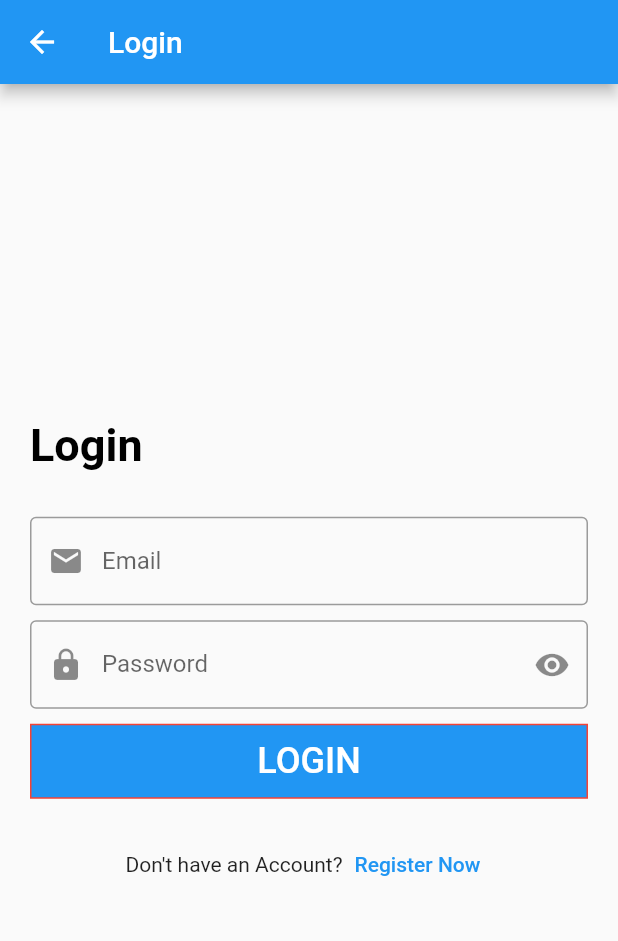
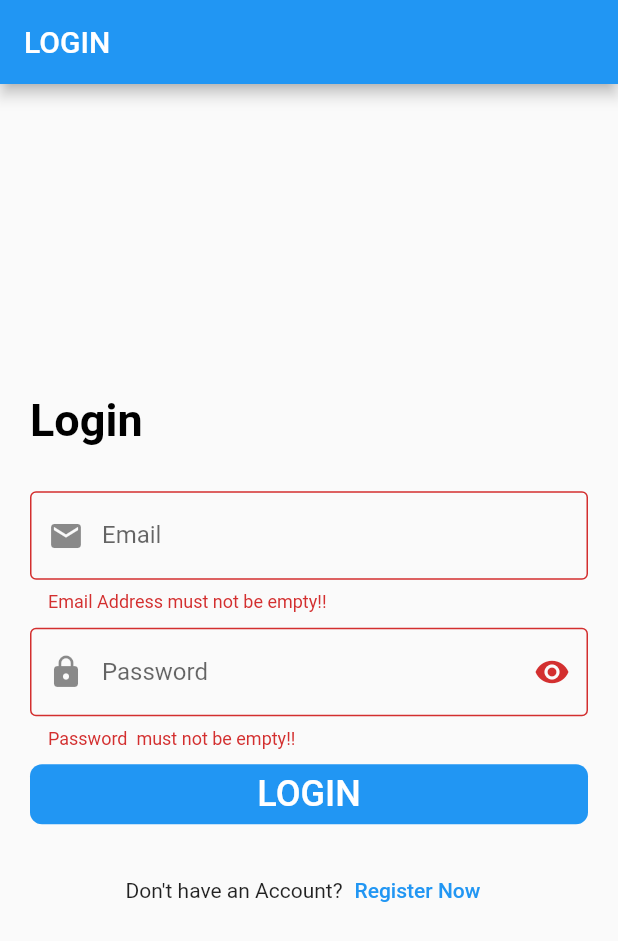
Before and after one commit to essameldeen/Flutter_App, a Flutter app: the LoginScreen screen opened directly, after a tap on "LOGIN", on a phone screen of 412 x 824 dp. Shown: the top 941 px of the screen. Run offline on Flutter 3.47's test engine with Material 2 defaults, Android fonts, the phone set to English and light mode, and no system bars.

Commit message:
struct file , make component reusable

```diff
--- a/lib/login_screen.dart
+++ /dev/null
@@ -1,94 +0,0 @@
-import 'package:flutter/material.dart';
-
-class LoginScreen extends StatelessWidget {
-  var emailController = TextEditingController();
-  var passwordController = TextEditingController();
-  @override
-  Widget build(BuildContext context) {
-    return Scaffold(
-      appBar: AppBar(
-        title: Text("Login"),
-      ),
-      body: Padding(
-        padding: const EdgeInsets.all(20.0),
-        child: Center(
-          child: SingleChildScrollView(
-
-            child: Column(
-              crossAxisAlignment: CrossAxisAlignment.start,
-              children: [
-                const Text(
-                  "Login",
-                  style: TextStyle(
-                    color: Colors.black,
-                    fontSize: 30.0,
-                    fontWeight: FontWeight.bold,
-                  ),
-                ),
-                const SizedBox(
-                  height:30.0,
-                ),
-                TextFormField(
-                  controller: emailController,
-                  keyboardType: TextInputType.emailAddress,
-                  onFieldSubmitted: (value) {
-                    print(value);
-                  },
-                  decoration: const InputDecoration(
-                    hintText: 'Enter your Email ',
-                    labelText: "Email",
-                    border: OutlineInputBorder(),
-                    prefixIcon: Icon(Icons.email),
-                  ),
-                ),
-                const SizedBox(
-                  height: 10.0,
-                ),
-                TextFormField(
-                  controller: passwordController,
-                  keyboardType: TextInputType.visiblePassword,
-                  obscureText: true,
-                  decoration: const InputDecoration(
-                      hintText: 'Enter your Password ',
-                      labelText: "Password",
-                      prefixIcon: Icon(Icons.lock),
-                      suffixIcon: Icon(Icons.remove_red_eye),
-                      border: OutlineInputBorder()),
-                ),
-                const SizedBox(
-                  height: 10.0,
-                ),
-                Container(
-                  width: double.infinity,
-                  decoration: BoxDecoration(
-                    border: Border.all(color: Colors.red),
-                    color: Colors.blue,
-                  ),
-                  child: MaterialButton(
-                    onPressed: () {
-                      print(emailController.text);
-                      print(passwordController.text);
-                    },
-                    child: const Text(
-                      "LOGIN",
-                      style: TextStyle(color: Colors.white, fontSize: 24.0),
-                    ),
-                  ),
-                ),
-                const SizedBox(
-                  height: 20.0,
-                ),
-                Row(
-                  mainAxisAlignment: MainAxisAlignment.center,
-                  children:  [
-                  const Text("Don't have an Account?",),
-                    TextButton(onPressed: (){}, child: Text("Register Now"))
-                ],)
-              ],
-            ),
-          ),
-        ),
-      ),
-    );
-  }
-}
--- /dev/null
+++ b/lib/modules/login/login_screen.dart
@@ -0,0 +1,108 @@
+import 'package:app_test/shared/components/components.dart';
+import 'package:flutter/material.dart';
+
+class LoginScreen extends StatefulWidget {
+  @override
+  State<LoginScreen> createState() => _LoginScreenState();
+}
+
+class _LoginScreenState extends State<LoginScreen> {
+  var emailController = TextEditingController();
+
+  var passwordController = TextEditingController();
+
+  var formKey = GlobalKey<FormState>();
+  var isObscure= true;
+
+  @override
+  Widget build(BuildContext context) {
+    return Scaffold(
+      appBar: AppBar(
+        title: const Text("LOGIN"),
+      ),
+      body: Padding(
+        padding: const EdgeInsets.all(20.0),
+        child: Center(
+          child: SingleChildScrollView(
+
+            child: Form(
+              key: formKey ,
+              child: Column(
+                crossAxisAlignment: CrossAxisAlignment.start,
+                children: [
+                  const Text(
+                    "Login",
+                    style: TextStyle(
+                      color: Colors.black,
+                      fontSize: 30.0,
+                      fontWeight: FontWeight.bold,
+                    ),
+                  ),
+                  const SizedBox(
+                    height:30.0,
+                  ),
+
+                  defaultFormField(
+                      controller: emailController
+                      , hint: 'Enter your Email',
+                      label: 'Email',
+                      validator: (value){
+                        if(value?.isEmpty==true){
+                          return "Email Address must not be empty!!";
+                        }
+                        return null;
+                      },
+                      prefixIcon: Icons.email,
+                      textInputType: TextInputType.emailAddress)
+             ,
+                  const SizedBox(
+                    height: 10.0,
+                  ),
+                  defaultFormField(
+                    onEyeClick: (){
+                      setState(() {
+                        isObscure=!isObscure;
+                      });
+                    },
+                    showLock: true,
+                    isPassword: isObscure,
+                    textInputType: TextInputType.visiblePassword,
+                      controller: passwordController,
+                      hint: "Enter your password",
+                      label: "Password",
+                      validator: (value){
+                        if(value?.isEmpty==true){
+                          return "Password  must not be empty!!";
+                        }
+                        return null;
+                      },
+                      prefixIcon: Icons.lock),
+                  const SizedBox(
+                    height: 10.0,
+                  ),
+                  defaultButton(title: "login", function: (){
+                    if(formKey.currentState?.validate()==true){
+                      print(emailController.text);
+                      print(passwordController.text);
+                    }
+
+
+                  }),
+                  const SizedBox(
+                    height: 20.0,
+                  ),
+                  Row(
+                    mainAxisAlignment: MainAxisAlignment.center,
+                    children:  [
+                    const Text("Don't have an Account?",),
+                      TextButton(onPressed: (){}, child: Text("Register Now"))
+                  ],)
+                ],
+              ),
+            ),
+          ),
+        ),
+      ),
+    );
+  }
+}
--- /dev/null
+++ b/lib/shared/components/components.dart
@@ -0,0 +1,51 @@
+import 'package:flutter/material.dart';
+
+Widget defaultButton({
+        double width = double.infinity,
+        Color background = Colors.blue,
+        required String title,
+        required Function() function
+        }) =>
+    Container(
+      width: width,
+      height: 40.0,
+      decoration: BoxDecoration(
+        color: background,
+        borderRadius: BorderRadius.circular(8.0)
+      ),
+      child: MaterialButton(
+        onPressed: function,
+        child:  Text(
+          title.toUpperCase(),
+          style: const TextStyle(color: Colors.white, fontSize: 24.0),
+        ),
+      ),
+    );
+
+
+
+Widget defaultFormField({
+  bool showLock = false,
+  bool isPassword= false,
+  required TextEditingController controller,
+  required String hint,
+  required String label,
+  required String? Function(String?)? validator,
+  required IconData prefixIcon,
+  required TextInputType textInputType,
+  Function()? onEyeClick,
+}) =>     TextFormField(
+  validator: validator,
+  controller: controller,
+  keyboardType: textInputType,
+  obscureText: isPassword,
+
+  decoration:  InputDecoration(
+      hintText: hint,
+      labelText: label ,
+      prefixIcon: Icon(prefixIcon),
+      suffixIcon: showLock ?  IconButton(
+          onPressed:onEyeClick ,
+          icon:const Icon(Icons.remove_red_eye)):null,
+      border: const OutlineInputBorder()),
+);
```
Also changed, not shown: lib/main.dart (+6 -2 lines), lib/model/user/user_model.dart (added, +7 -0 lines), lib/modules/bmi/bmi_screen.dart (added, +263 -0 lines), lib/modules/bmi_result/bmi_result.dart (added, +41 -0 lines), lib/modules/user/user_screen.dart (renamed from lib/user_screen.dart, +1 -8 lines), pubspec.yaml (+4 -3 lines), assets/images/female.png (added), assets/images/male.png (added), lib/modules/home/home_screen.dart (renamed from lib/home_screen.dart), lib/modules/messanger/messanger_screen.dart (renamed from lib/messanger_screen.dart), lib/shared/components/constants.dart (added), lib/shared/styles/colors.dart (added), lib/shared/styles/styles.dart (added).
